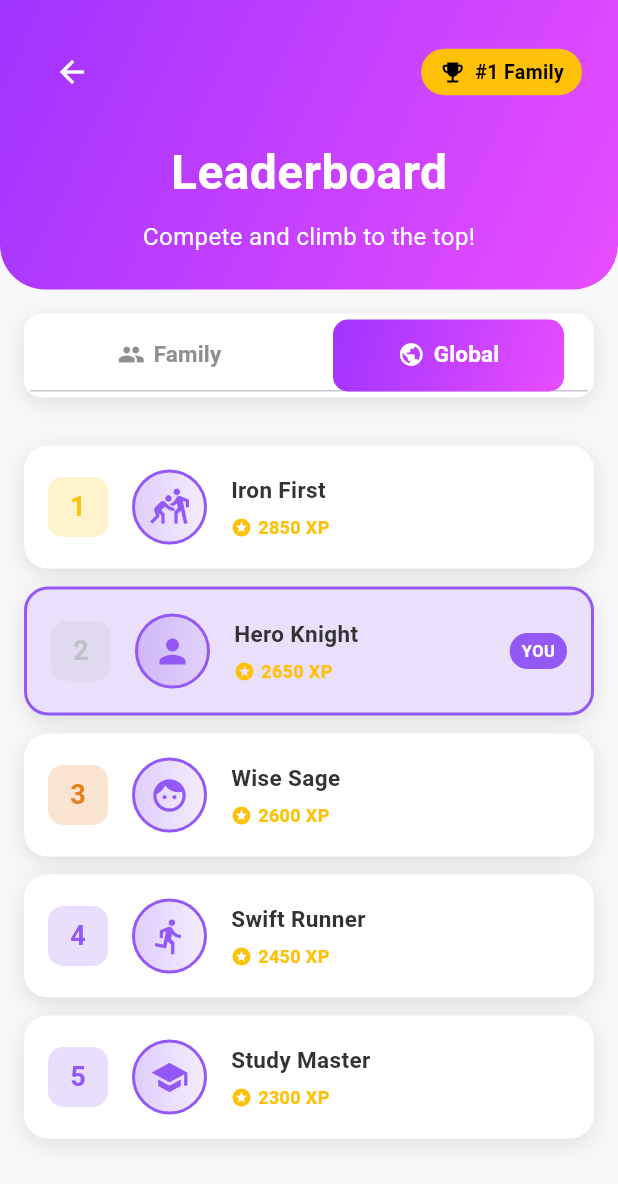
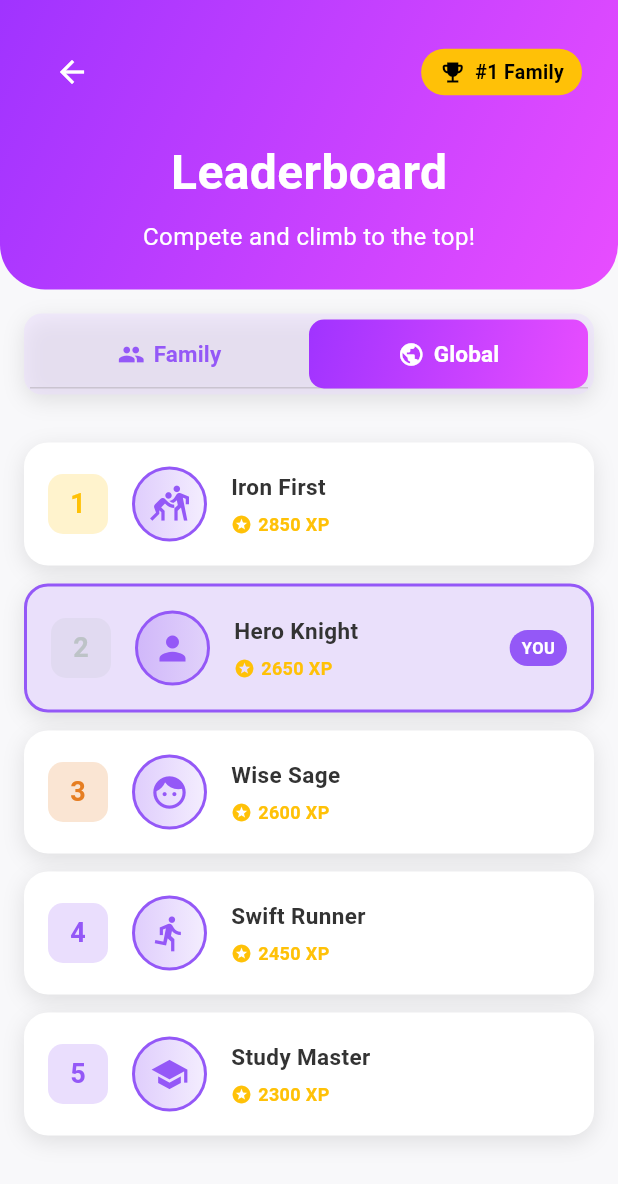
Before and after one commit to Mehreen-siddique/Real_Life_RPG_Overlay, a Flutter app: the LeaderboardScreen screen opened directly, tab 2 chosen, on a phone screen of 412 x 824 dp. Shown: the top 1184 px of the screen. Run offline on Flutter 3.47's test engine with Material 3 defaults, Android fonts, the phone set to English and light mode, and no system bars; our stand-ins replace font_awesome_flutter; accounts and stored records are empty.

Commit message:
Change some of the things in leader board. Ranking colors change and placememnt change.

```diff
--- a/lib/Screens/Social/LeaderboardScreen.dart
+++ b/lib/Screens/Social/LeaderboardScreen.dart
@@ -43,8 +43,7 @@ class _LeaderboardScreenState extends State<LeaderboardScreen>
   Widget build(BuildContext context) {
     return Scaffold(
       backgroundColor: AppColors.lightBackground,
-      body: SafeArea(
-        child: Column(
+      body: Column(
         children: [
           // Header
           _buildHeader(),
@@ -63,7 +62,6 @@ class _LeaderboardScreenState extends State<LeaderboardScreen>
             ),
           ),
         ],
-        ),
       ),
     );
   }
@@ -137,18 +135,23 @@ class _LeaderboardScreenState extends State<LeaderboardScreen>
       margin: const EdgeInsets.all(16),
       padding: const EdgeInsets.all(4),
       decoration: BoxDecoration(
-        color: AppColors.whiteBackground,
+        color: AppColors.lightBackgroundBox,
         borderRadius: BorderRadius.circular(12),
         boxShadow: AppShadows.cardShadow,
       ),
       child: TabBar(
         controller: _tabController,
+        indicatorSize: TabBarIndicatorSize.tab,
+        indicatorWeight: 0.01,
+        indicatorColor: Colors.transparent,
+
+
         indicator: BoxDecoration(
           gradient: AppGradients.primaryPurple,
           borderRadius: BorderRadius.circular(10),
         ),
         labelColor: Colors.white,
-        unselectedLabelColor: AppColors.textGray,
+        unselectedLabelColor: AppColors.primaryPurple,
         labelStyle: const TextStyle(fontWeight: FontWeight.bold, fontSize: 15),
         tabs: const [
           Tab(
@@ -185,38 +188,36 @@ class _LeaderboardScreenState extends State<LeaderboardScreen>
           Container(
             padding: const EdgeInsets.all(20),
             decoration: BoxDecoration(
-              gradient: LinearGradient(
-                colors: [
-                  AppColors.lightYellow,
-                  AppColors.whiteBackground,
-                ],
-              ),
+            color: AppColors.lightBackgroundBox,
               borderRadius: BorderRadius.circular(AppSizes.radius),
               boxShadow: AppShadows.cardShadow,
+              border: Border.all(
+                  color: AppColors.strokeColor, width: 1.5
+              ),
             ),
             child: Row(
               children: [
+                SizedBox(width: 10,),
                 Container(
                   width: 60,
                   height: 60,
                   decoration: BoxDecoration(
-                    color: AppColors.highlightGold.withOpacity(0.2),
+                    color: AppColors.primaryPurple.withOpacity(0.2),
                     shape: BoxShape.circle,
                   ),
                   child: Icon(
                     Icons.emoji_events,
-                    color: AppColors.highlightGold,
+                    color: AppColors.primaryPurple,
                     size: 32,
                   ),
                 ),
-                const SizedBox(width: 16),
                 Expanded(
+                  child: Center(
                     child: Column(
-                    crossAxisAlignment: CrossAxisAlignment.start,
                       children: [
                         Text(
                           'Total Family XP',
-                        style: AppTextStyles.caption.copyWith(fontSize: 13),
+                          style: AppTextStyles.bodyDark,
                         ),
                         const SizedBox(height: 4),
                         Text(
@@ -224,10 +225,11 @@ class _LeaderboardScreenState extends State<LeaderboardScreen>
                           style: TextStyle(
                             fontSize: 28,
                             fontWeight: FontWeight.bold,
-                          color: AppColors.highlightGold,
+                            color: AppColors.primaryPurple,
                           ),
                         ),
                       ],
+                    ),
                   ),
                 ),
               ],
@@ -246,6 +248,8 @@ class _LeaderboardScreenState extends State<LeaderboardScreen>
           ),
           const SizedBox(height: 12),
           ..._familyUsers.skip(3).map((user) => _buildRankingCard(user)),
+
+          SizedBox(height: 100,)
         ],
       ),
     );
@@ -270,7 +274,7 @@ class _LeaderboardScreenState extends State<LeaderboardScreen>
     final third = topThree.length > 2 ? topThree[2] : null;
 
     return SizedBox(
-      height: 280,
+      height: 350,
       child: Row(
         crossAxisAlignment: CrossAxisAlignment.end,
         children: [
@@ -279,7 +283,7 @@ class _LeaderboardScreenState extends State<LeaderboardScreen>
             Expanded(
               child: _buildPodiumItem(
                 user: second,
-                height: 200,
+                height: 150,
                 color: AppColors.leaderboardSilver,
                 rank: 2,
               ),
@@ -290,7 +294,7 @@ class _LeaderboardScreenState extends State<LeaderboardScreen>
           Expanded(
             child: _buildPodiumItem(
               user: first,
-              height: 240,
+              height: 180,
               color: AppColors.highlightGold,
               rank: 1,
               isWinner: true,
@@ -303,7 +307,7 @@ class _LeaderboardScreenState extends State<LeaderboardScreen>
             Expanded(
               child: _buildPodiumItem(
                 user: third,
-                height: 180,
+                height: 120,
                 color: AppColors.leaderboardBronze,
                 rank: 3,
               ),
@@ -326,7 +330,7 @@ class _LeaderboardScreenState extends State<LeaderboardScreen>
         // Avatar with crown (if winner)
         if (isWinner)
           Icon(
-            Icons.workspace_premium,
+            Icons.auto_awesome,
             color: AppColors.highlightGold,
             size: 32,
           ),
@@ -338,19 +342,18 @@ class _LeaderboardScreenState extends State<LeaderboardScreen>
           height: isWinner ? 70 : 60,
           decoration: BoxDecoration(
             gradient: LinearGradient(
-              colors: [color.withOpacity(0.3), color.withOpacity(0.1)],
+              colors:AppColors.gradientPrimary,
             ),
             shape: BoxShape.circle,
-            border: Border.all(color: color, width: 3),
             boxShadow: [
               BoxShadow(
-                color: color.withOpacity(0.4),
+                color: AppColors.primaryPurple.withOpacity(0.4),
                 blurRadius: 15,
                 spreadRadius: 2,
               ),
             ],
           ),
-          child: Icon(user.avatar, color: color, size: isWinner ? 35 : 30),
+          child: Icon(user.avatar, color: AppColors.whiteBackground, size: isWinner ? 35 : 30),
         ),
         const SizedBox(height: 8),
 
@@ -374,7 +377,7 @@ class _LeaderboardScreenState extends State<LeaderboardScreen>
           style: TextStyle(
             fontSize: 12,
             fontWeight: FontWeight.w600,
-            color: color,
+            color: AppColors.textDark,
           ),
         ),
         const SizedBox(height: 8),
```
Lines whose indentation alone changed are shown as unchanged.
